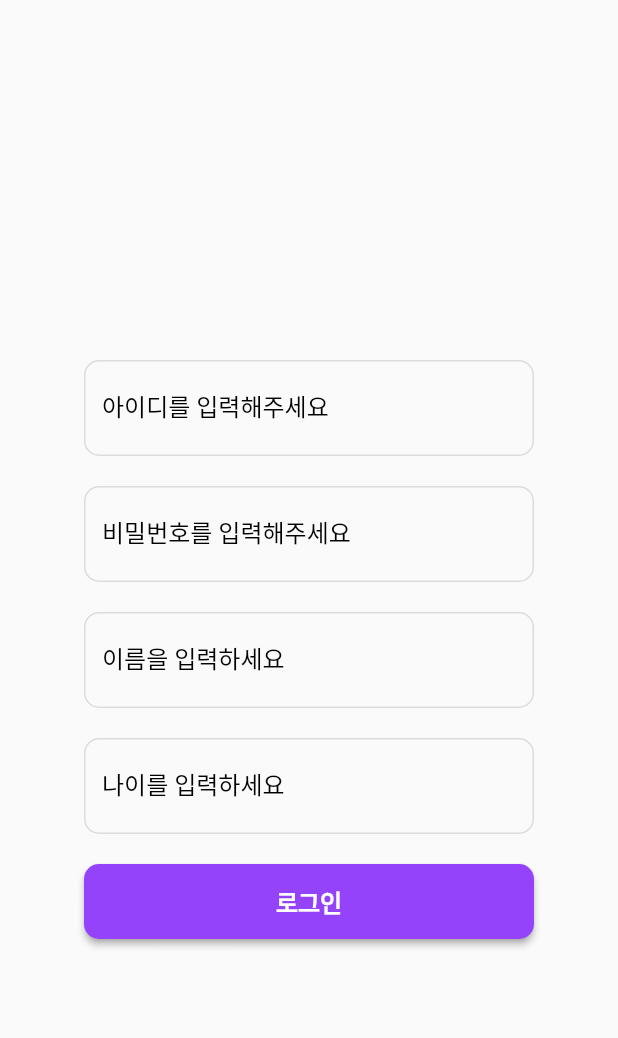
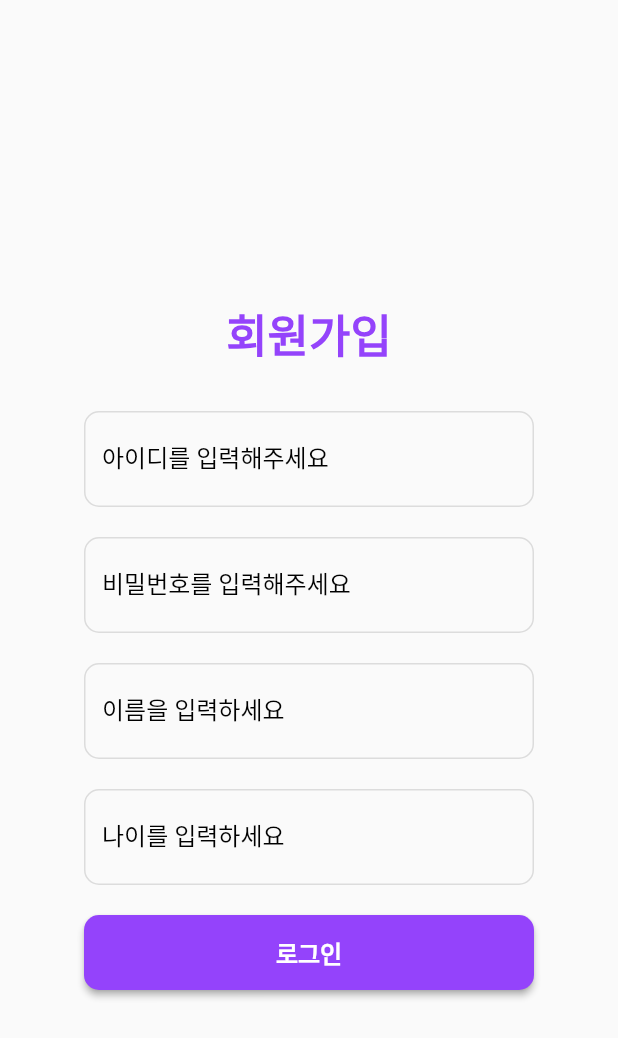
Before and after one commit to SW-Hackathon-Team/Lace-app, a Flutter app: the SignUpPage screen opened directly, after a tap on "로그인", on a phone screen of 412 x 824 dp. Shown: the top 1038 px of the screen. Run offline on Flutter 3.47's test engine with Material 2 defaults, Android fonts, the phone set to English and light mode, and no system bars; our stand-ins replace shared_preferences; accounts and stored records are empty; network calls fail.

Commit message:
FEAT :: 회원가입

```diff
--- a/lib/main.dart
+++ b/lib/main.dart
@@ -75,7 +75,11 @@ class _MyAppState extends State<MyApp> {
   @override
   Widget build(BuildContext context) {
     return const MaterialApp(
-      home: Scaffold(),
+      home: Scaffold(
+        body: Column(
+          children: [],
+        ),
+      ),
     );
   }
 }
--- a/lib/signup.dart
+++ b/lib/signup.dart
@@ -1,10 +1,7 @@
 import 'dart:convert';
-import 'package:app/utils/util.dart';
 import 'package:flutter/material.dart';
 import 'package:http/http.dart' as http;
-import 'package:app/main.dart';
-import 'package:shared_preferences/shared_preferences.dart';
-import 'package:cookie_jar/cookie_jar.dart';
+import 'package:app/login.dart';
 
 void main() {
   runApp(SignUpApp());
@@ -20,33 +17,33 @@ class SignUpApp extends StatelessWidget {
 }
 
 class SignUpPage extends StatefulWidget {
-  SignUpPage({Key? key}) : super(key: key);
-
   @override
   _SignUpPageState createState() => _SignUpPageState();
 }
 
 class _SignUpPageState extends State<SignUpPage> {
-  final String apiUrl = "";
+  final String apiUrl = "http://3.34.158.127:8080/api/v1/user/signup";
 
   final TextEditingController idController = TextEditingController();
   final TextEditingController passwordController = TextEditingController();
   final TextEditingController nameController = TextEditingController();
   final TextEditingController ageController = TextEditingController();
 
-  CookieJar cookieJar = CookieJar();
-
-  Future<void> _login(BuildContext context) async {
+  Future<void> signup(BuildContext context) async {
     String id = idController.text;
     String password = passwordController.text;
     String name = nameController.text;
     String age = ageController.text;
 
     Map<String, dynamic> requestData = {
-      'email': id,
+      'id': id,
       'password': password,
+      'name': name,  // 이름 필드 추가
+      'age': age,    // 나이 필드 추가
     };
     String jsonData = json.encode(requestData);
+
+    print(jsonData);
 
     try {
       final response = await http.post(
@@ -56,12 +53,17 @@ class _SignUpPageState extends State<SignUpPage> {
         },
         body: jsonData,
       );
-
-      if (response.statusCode == 200) {
-        // cookie stirng 문자열 안에 accessToken or refreshToken이 포함되어 있으면 추출
+      print(response);
+      print(response.statusCode);
+      if (response.statusCode == 201) {
+        print("회원가입 성공");
+        // 로그인 페이지로 이동
+        Navigator.of(context).pushReplacement(MaterialPageRoute(
+          builder: (context) => LoginApp(), // LoginPage 대신 실제 로그인 페이지로 이동하려는 페이지로 교체
+        ));
       }
     } catch(e) {
-      print('e : $e');
+      print('에러 :e : $e');
     }
 
 }
@@ -74,7 +76,20 @@ class _SignUpPageState extends State<SignUpPage> {
           child: Column(
             children: <Widget>[
               Container(
-                margin: EdgeInsets.all(120),
+                margin: EdgeInsets.all(100),
+              ),
+              Container(
+                child: Text(
+                  "회원가입",
+                  style: TextStyle(
+                    fontSize: 30,
+                    color: Color.fromRGBO(148, 67, 251, 1.0),
+                    fontWeight: FontWeight.w700,
+                  ),
+                ),
+              ),
+              Container(
+                margin: EdgeInsets.only(top: 30),
               ),
               SizedBox(
                 width: 300,
@@ -132,7 +147,6 @@ class _SignUpPageState extends State<SignUpPage> {
               SizedBox(
                 width: 300,
                 child: TextField(
-                  obscureText: true,
                   controller: nameController,
                   decoration: const InputDecoration(
                     labelText: "이름을 입력하세요",
@@ -159,7 +173,6 @@ class _SignUpPageState extends State<SignUpPage> {
               SizedBox(
                 width: 300,
                 child: TextField(
-                  obscureText: true,
                   controller: ageController,
                   decoration: const InputDecoration(
                     labelText: "나이를 입력하세요",
@@ -185,7 +198,7 @@ class _SignUpPageState extends State<SignUpPage> {
               ),
               ElevatedButton(
                 onPressed: () {
-                  _login(context);
+                  signup(context);
                 },
                 child: Text("로그인"),
                 style: ElevatedButton.styleFrom(
--- a/lib/utils/util.dart
+++ b/lib/utils/util.dart
@@ -4,7 +4,7 @@ Future<void> saveAccessToken(String token) async {
   try {
     if (token != null && token.isNotEmpty) {
       SharedPreferences prefs = await SharedPreferences.getInstance();
-      await prefs.setString('accToken', token);
+      await prefs.setString('accessToken', token);
     }
   } catch (e) {
     print(e);
@@ -15,7 +15,7 @@ Future<void> saveRefreshToken(String token) async {
   try {
     if (token != null && token.isNotEmpty) {
       SharedPreferences prefs = await SharedPreferences.getInstance();
-      await prefs.setString('refToken', token);
+      await prefs.setString('refreshToken', token);
     }
   } catch (e) {
     print(e);
```
Also changed, not shown: lib/login.dart (+25 -49 lines).
